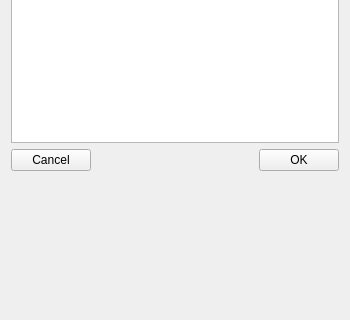
Before: the Qt Designer form GUIDialog/GUIMeshDialog/LocalSelectGroupWidget.ui in eeaapp6/AppFlow-Agent, drawn with Qt 5; both pictures show x 0 to 350 and y 172 to 492 of the 350 by 657 pixel window.
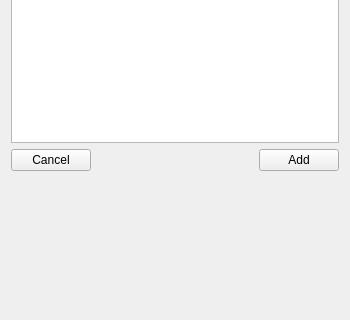
After: the same form once the commit is applied.

What changed in the file:
```diff
--- a/GUIDialog/GUIMeshDialog/LocalSelectGroupWidget.ui
+++ b/GUIDialog/GUIMeshDialog/LocalSelectGroupWidget.ui
@@ -42,7 +42,7 @@
      <item>
       <widget class="QPushButton" name="pushButton_OK">
        <property name="text">
-        <string>OK</string>
+        <string>Add</string>
        </property>
       </widget>
      </item>
```
Left out of the diff: 2 changed lines with no effect on the pictures.
